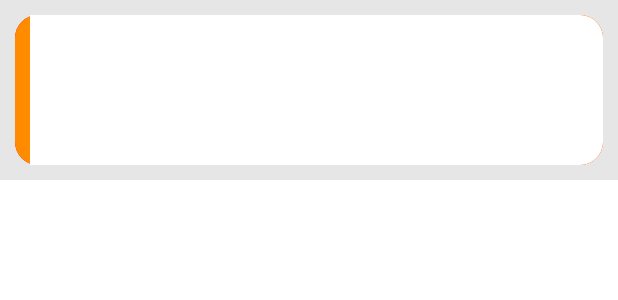
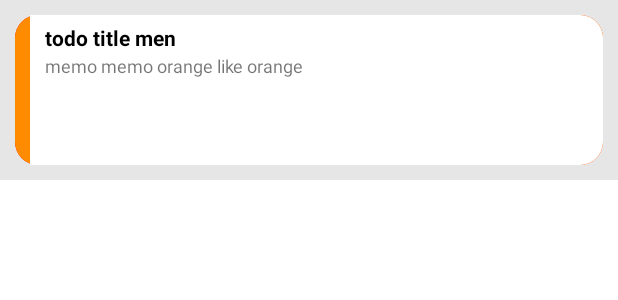
Before and after one commit to masato1230/OrangeTodo, an Android app: the layout row_todo_list.xml on its own in the app's theme, with its tools: preview values and no code run, on a phone screen of 412 x 824 dp. Shown: the top 300 px of the screen. Run offline under Robolectric (Android 15) with nearby library versions, the phone set to English and light mode, and no system bars.

```diff
--- a/app/src/main/res/layout/activity_scrolling.xml
+++ b/app/src/main/res/layout/activity_scrolling.xml
@@ -4,6 +4,7 @@
     xmlns:tools="http://schemas.android.com/tools"
     android:layout_width="match_parent"
     android:layout_height="match_parent"
+    android:background="@color/white_smoke"
     android:fitsSystemWindows="true"
     tools:context=".MainActivity">
 
--- a/app/src/main/res/layout/fragment_todo_list_list.xml
+++ b/app/src/main/res/layout/fragment_todo_list_list.xml
@@ -6,8 +6,5 @@
     android:name="com.jp_funda.orangetodo.TodoListFragment"
     android:layout_width="match_parent"
     android:layout_height="match_parent"
-    android:layout_marginLeft="16dp"
-    android:layout_marginRight="16dp"
     app:layoutManager="LinearLayoutManager"
-    android:background="@color/white_smoke"
     tools:context=".TodoListFragment" />
--- a/app/src/main/res/layout/row_todo_list.xml
+++ b/app/src/main/res/layout/row_todo_list.xml
@@ -1,6 +1,7 @@
 <?xml version="1.0" encoding="utf-8"?>
 <androidx.constraintlayout.widget.ConstraintLayout
     xmlns:android="http://schemas.android.com/apk/res/android"
+    xmlns:app="http://schemas.android.com/apk/res-auto"
     android:layout_width="match_parent"
     android:background="@color/white_smoke"
     android:padding="10dp"
@@ -27,6 +28,28 @@
             android:layout_width="match_parent"
             android:layout_height="match_parent" >
 
+            <TextView
+                android:id="@+id/row_list_title"
+                android:layout_width="wrap_content"
+                android:layout_height="20dp"
+                android:textStyle="bold"
+                android:text="todo title men"
+                android:textColor="@color/black"
+                android:layout_marginLeft="10dp"
+                android:layout_marginTop="5dp"
+                app:layout_constraintStart_toStartOf="parent"
+                app:layout_constraintTop_toTopOf="parent" />
+
+            <TextView
+                android:id="@+id/row_list_memo"
+                android:layout_width="wrap_content"
+                android:layout_height="20dp"
+                android:layout_marginLeft="10dp"
+                android:textSize="12sp"
+                android:text="memo memo orange like orange"
+                app:layout_constraintStart_toStartOf="parent"
+                app:layout_constraintTop_toBottomOf="@+id/row_list_title" />
+
         </androidx.constraintlayout.widget.ConstraintLayout>
 
     </androidx.constraintlayout.widget.ConstraintLayout>
```
